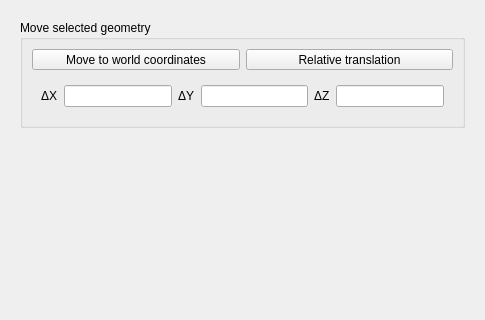
First picture: the form in SIM-VICUS/src/SVPropEditGeometry.ui, repository ghorwin/SIM-VICUS, before the edit; both pictures show x 0 to 485 and y 0 to 320 of the 485 by 592 pixel window.
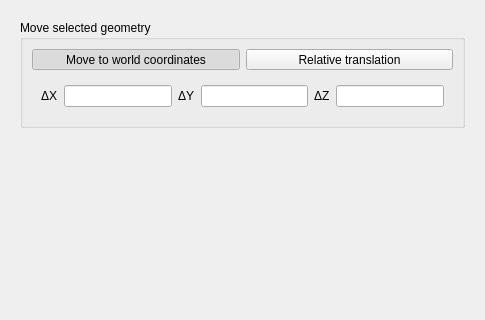
Second picture: the form after the edit. Custom widgets are drawn as their Qt base class.

Commit message: Re-added some code in SVPropEditWidget to place local coordinate system

The edit to the form file:
```diff
--- a/SIM-VICUS/src/SVPropEditGeometry.ui
+++ b/SIM-VICUS/src/SVPropEditGeometry.ui
@@ -49,6 +49,9 @@
               <property name="checkable">
                <bool>true</bool>
               </property>
+              <property name="checked">
+               <bool>true</bool>
+              </property>
              </widget>
             </item>
             <item>
```
The commit also changes 1 other file.
